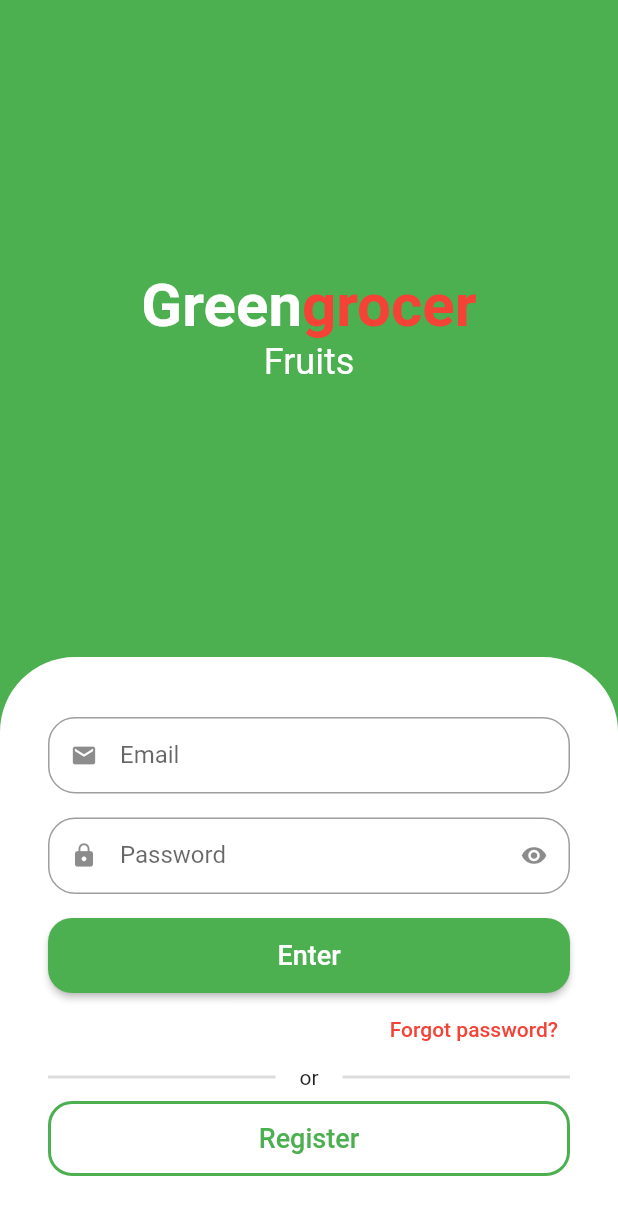
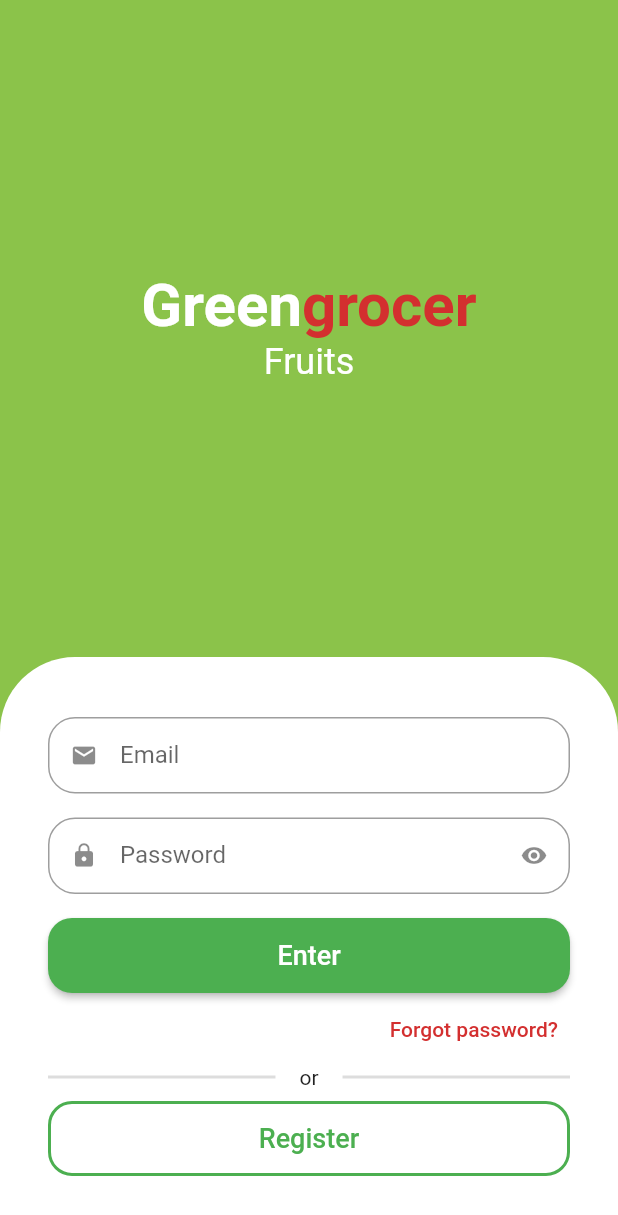
Before and after one commit to felipecastrosales/mercadinho, a Flutter app: the screen it shows after launch, on a phone screen of 412 x 824 dp. Shown: the top 1215 px of the screen. Run offline on Flutter 3.47's test engine with Material 2 defaults, Android fonts, the phone set to English and light mode, and no system bars; drawn by our look-alikes of animated_text_kit.

Commit message:
creating and adding CustomColors

```diff
--- a/lib/src/auth/sign_in_screen.dart
+++ b/lib/src/auth/sign_in_screen.dart
@@ -3,6 +3,7 @@ import 'package:flutter/material.dart';
 import 'package:animated_text_kit/animated_text_kit.dart';
 
 import 'components/custom_text_field.dart';
+import 'package:mercadinho/src/config/custom_colors.dart';
 
 class SignInScreen extends StatelessWidget {
   const SignInScreen({Key? key}) : super(key: key);
@@ -10,20 +11,18 @@ class SignInScreen extends StatelessWidget {
   @override
   Widget build(BuildContext context) {
     return Scaffold(
-      backgroundColor: Colors.green,
+      backgroundColor: CustomColors.customSwatchColor,
       body: Column(
         children: [
           Expanded(
             child: Column(
               mainAxisAlignment: MainAxisAlignment.center,
               children: [
-                const Text.rich(
+                Text.rich(
                   TextSpan(
-                    style: TextStyle(
-                      fontSize: 40,
-                    ),
+                    style: const TextStyle(fontSize: 40),
                     children: [
-                      TextSpan(
+                      const TextSpan(
                         text: 'Green',
                         style: TextStyle(
                           color: Colors.white,
@@ -33,7 +32,7 @@ class SignInScreen extends StatelessWidget {
                       TextSpan(
                         text: 'grocer',
                         style: TextStyle(
-                          color: Colors.red,
+                          color: CustomColors.customContrastColor,
                           fontWeight: FontWeight.bold,
                         ),
                       ),
@@ -107,10 +106,10 @@ class SignInScreen extends StatelessWidget {
                   alignment: Alignment.centerRight,
                   child: TextButton(
                     onPressed: () {},
-                    child: const Text(
+                    child: Text(
                       'Forgot password?',
                       style: TextStyle(
-                        color: Colors.red,
+                        color: CustomColors.customContrastColor,
                       ),
                     ),
                   ),
--- /dev/null
+++ b/lib/src/config/custom_colors.dart
@@ -0,0 +1,22 @@
+import 'package:flutter/material.dart';
+
+Map<int, Color> _swatchOpacity = {
+  50: const Color.fromRGBO(139, 195, 74, .1),
+  100: const Color.fromRGBO(139, 195, 74, .2),
+  200: const Color.fromRGBO(139, 195, 74, .3),
+  300: const Color.fromRGBO(139, 195, 74, .4),
+  400: const Color.fromRGBO(139, 195, 74, .5),
+  500: const Color.fromRGBO(139, 195, 74, .6),
+  600: const Color.fromRGBO(139, 195, 74, .7),
+  700: const Color.fromRGBO(139, 195, 74, .8),
+  800: const Color.fromRGBO(139, 195, 74, .9),
+  900: const Color.fromRGBO(139, 195, 74, 1),
+};
+
+abstract class CustomColors {
+  static Color customContrastColor = Colors.red.shade700;
+  static MaterialColor customSwatchColor = MaterialColor(
+    0xff8bc34a,
+    _swatchOpacity,
+  );
+}
```
